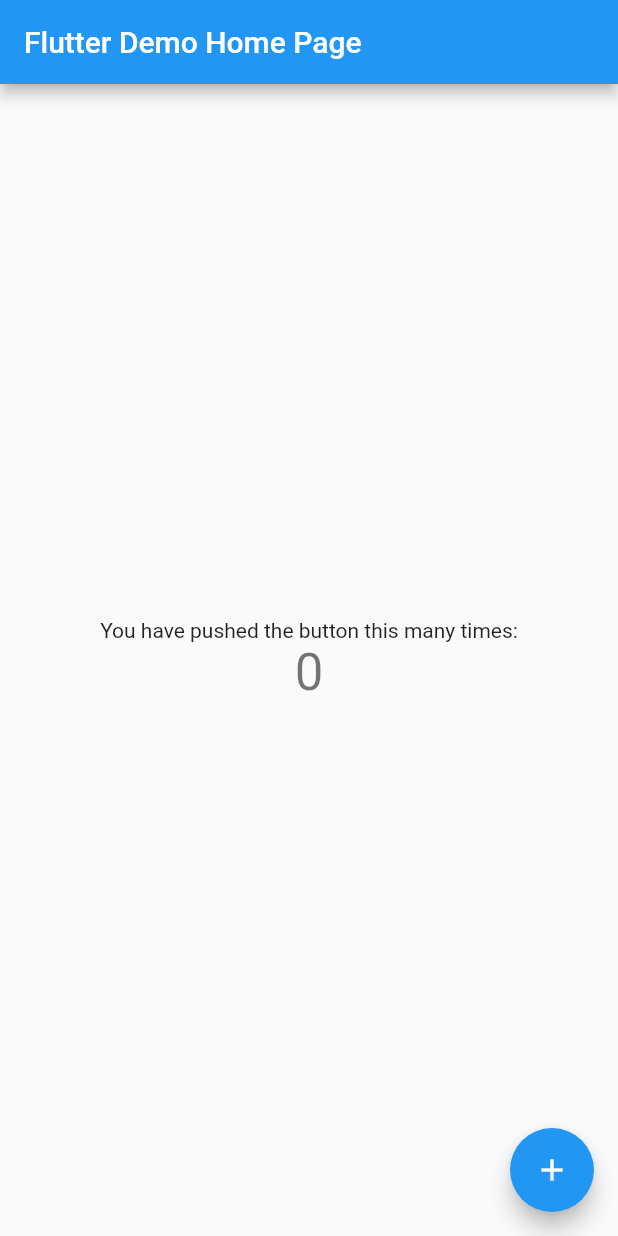
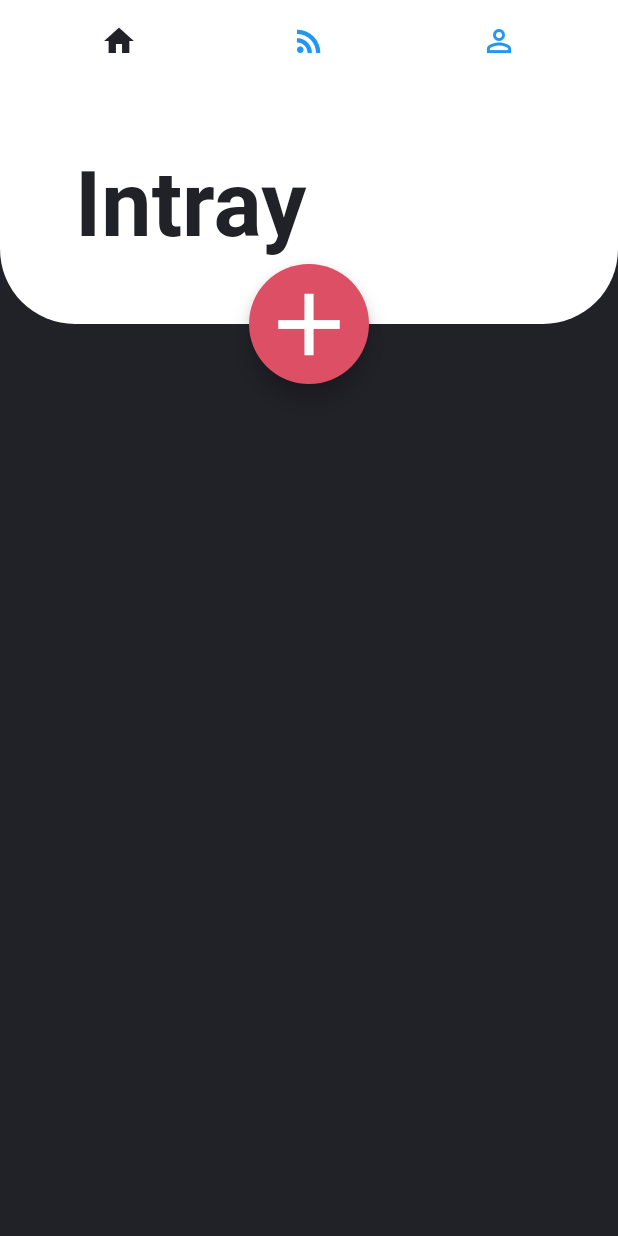
Before and after one commit to dborges2143/TodoApp, a Flutter app: the screen it shows after launch, on a phone screen of 412 x 824 dp. Run offline on Flutter 3.47's test engine with Material 2 defaults, Android fonts, the phone set to English and light mode, and no system bars; Roboto replaces fonts that are missing (Avenir).

Commit message:
Create intray top bar and button #2

```diff
--- a/App/todoapp/lib/main.dart
+++ b/App/todoapp/lib/main.dart
@@ -1,4 +1,5 @@
 import 'package:flutter/material.dart';
+import 'package:todoapp/models/global.dart';
 
 void main() => runApp(MyApp());
 
@@ -7,35 +8,17 @@
   @override
   Widget build(BuildContext context) {
     return MaterialApp(
-      title: 'Flutter Demo',
+      title: 'Todo App',
       theme: ThemeData(
-        // This is the theme of your application.
-        //
-        // Try running your application with "flutter run". You'll see the
-        // application has a blue toolbar. Then, without quitting the app, try
-        // changing the primarySwatch below to Colors.green and then invoke
-        // "hot reload" (press "r" in the console where you ran "flutter run",
-        // or simply save your changes to "hot reload" in a Flutter IDE).
-        // Notice that the counter didn't reset back to zero; the application
-        // is not restarted.
-        primarySwatch: Colors.blue,
+        primarySwatch: Colors.grey,
       ),
-      home: MyHomePage(title: 'Flutter Demo Home Page'),
+      home: MyHomePage(title: 'Todo app'),
     );
   }
 }
 
 class MyHomePage extends StatefulWidget {
   MyHomePage({Key key, this.title}) : super(key: key);
-
-  // This widget is the home page of your application. It is stateful, meaning
-  // that it has a State object (defined below) that contains fields that affect
-  // how it looks.
-
-  // This class is the configuration for the state. It holds the values (in this
-  // case the title) provided by the parent (in this case the App widget) and
-  // used by the build method of the State. Fields in a Widget subclass are
-  // always marked "final".
 
   final String title;
 
@@ -44,68 +27,84 @@
 }
 
 class _MyHomePageState extends State<MyHomePage> {
-  int _counter = 0;
-
-  void _incrementCounter() {
-    setState(() {
-      // This call to setState tells the Flutter framework that something has
-      // changed in this State, which causes it to rerun the build method below
-      // so that the display can reflect the updated values. If we changed
-      // _counter without calling setState(), then the build method would not be
-      // called again, and so nothing would appear to happen.
-      _counter++;
-    });
-  }
 
   @override
   Widget build(BuildContext context) {
-    // This method is rerun every time setState is called, for instance as done
-    // by the _incrementCounter method above.
-    //
-    // The Flutter framework has been optimized to make rerunning build methods
-    // fast, so that you can just rebuild anything that needs updating rather
-    // than having to individually change instances of widgets.
-    return Scaffold(
-      appBar: AppBar(
-        // Here we take the value from the MyHomePage object that was created by
-        // the App.build method, and use it to set our appbar title.
-        title: Text(widget.title),
-      ),
-      body: Center(
-        // Center is a layout widget. It takes a single child and positions it
-        // in the middle of the parent.
-        child: Column(
-          // Column is also a layout widget. It takes a list of children and
-          // arranges them vertically. By default, it sizes itself to fit its
-          // children horizontally, and tries to be as tall as its parent.
-          //
-          // Invoke "debug painting" (press "p" in the console, choose the
-          // "Toggle Debug Paint" action from the Flutter Inspector in Android
-          // Studio, or the "Toggle Debug Paint" command in Visual Studio Code)
-          // to see the wireframe for each widget.
-          //
-          // Column has various properties to control how it sizes itself and
-          // how it positions its children. Here we use mainAxisAlignment to
-          // center the children vertically; the main axis here is the vertical
-          // axis because Columns are vertical (the cross axis would be
-          // horizontal).
-          mainAxisAlignment: MainAxisAlignment.center,
-          children: <Widget>[
-            Text(
-              'You have pushed the button this many times:',
+    return SafeArea(
+      child: MaterialApp(
+        color: Colors.yellow,
+        home: DefaultTabController(
+          length: 3,
+          child: new Scaffold(
+            body: Stack(
+              children: <Widget> [
+                TabBarView(
+                  children: [
+                    new Container(
+                      color: darkGreyColor,
+                    ),
+                    new Container(color: Colors.orange,),
+                    new Container(
+                      color: Colors.lightGreen,
+                    ),
+                  ],
+                ),
+                Container(
+                  padding: EdgeInsets.only(left: 50),
+                  height: 160,
+                  decoration: BoxDecoration(
+                    borderRadius: BorderRadius.only(
+                        bottomLeft: Radius.circular(50),
+                        bottomRight: Radius.circular(50)
+                    ),
+                    color: Colors.white
+                  ),
+                  child: Row(
+                    mainAxisAlignment: MainAxisAlignment.spaceBetween,
+                    children: <Widget>[
+                      Text("Intray", style: intrayTitleStyle),
+                      Container()
+                    ],
+                  ),
+                ),
+                Container(
+                  height: 80,
+                  width: 80,
+                  margin: EdgeInsets.only(top: 120, left: MediaQuery.of(context).size.width*0.5 - 40),
+                  child: FloatingActionButton(
+                    child: Icon(Icons.add, size: 70,),
+                    backgroundColor: redColor,
+                    onPressed: () {},
+                  ),
+                )
+              ]
             ),
-            Text(
-              '$_counter',
-              style: Theme.of(context).textTheme.display1,
+            appBar: AppBar(
+              elevation: 0,
+              title: new TabBar(
+                tabs: [
+                  Tab(
+                    icon: new Icon(Icons.home),
+                  ),
+                  Tab(
+                    icon: new Icon(Icons.rss_feed),
+                  ),
+                  Tab(
+                    icon: new Icon(Icons.perm_identity),
+                  ),
+                ],
+                labelColor: darkGreyColor,
+                unselectedLabelColor: Colors.blue,
+                indicatorSize: TabBarIndicatorSize.label,
+                indicatorPadding: EdgeInsets.all(5.0),
+                indicatorColor: Colors.transparent,
+              ),
+              backgroundColor: Colors.white,
             ),
-          ],
+            backgroundColor: Colors.white,
+          ),
         ),
       ),
-      floatingActionButton: FloatingActionButton(
-        onPressed: _incrementCounter,
-        tooltip: 'Increment',
-        child: Icon(Icons.add),
-      ), // This trailing comma makes auto-formatting nicer for build methods.
     );
   }
 }
--- /dev/null
+++ b/App/todoapp/lib/models/global.dart
@@ -0,0 +1,7 @@
+import 'package:flutter/material.dart';
+
+Color darkGreyColor = new Color(0xFF212128);
+//Color redColor = new Color(0xFFE33E57);
+Color redColor = new Color(0xFFDC4F64);
+
+TextStyle intrayTitleStyle = new TextStyle(fontFamily: 'Avenir', fontWeight: FontWeight.bold, color: darkGreyColor, fontSize: 60);
```
